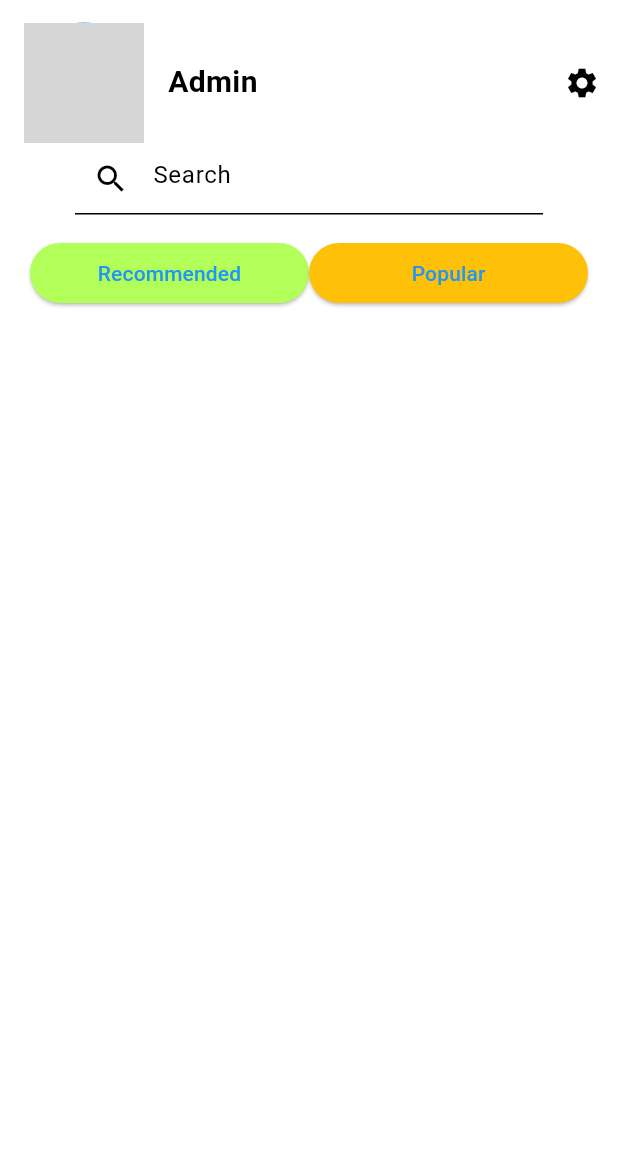
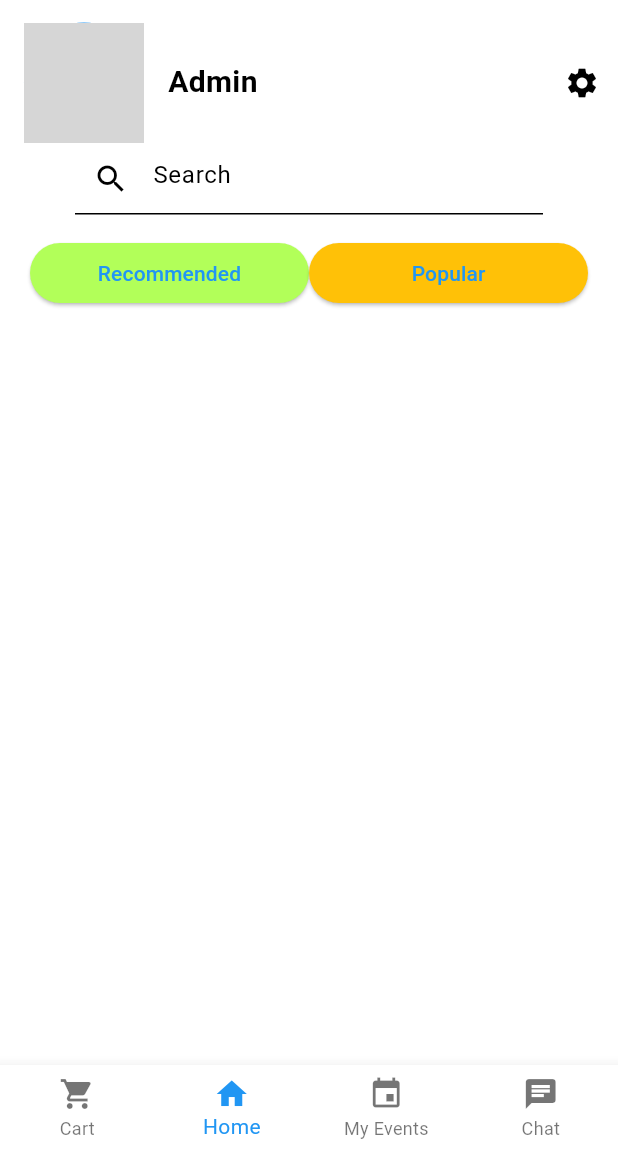
Before and after one commit to mpodmanicky/mtaa-beshket-frontend, a Flutter app: the HomeScreen screen opened directly with empty values, on a phone screen of 412 x 824 dp, the part 84-1236 px from its top. Run offline on Flutter 3.47's test engine with Material 3 defaults, Android fonts, the phone set to English and light mode, and no system bars; our stand-ins replace firebase_auth, firebase_core; accounts and stored records are empty; network calls fail; grey boxes are pictures that could not be loaded.

Commit message:
added-navigation-bar

```diff
--- a/beshket/lib/features/authentication/screens/home_screen.dart
+++ b/beshket/lib/features/authentication/screens/home_screen.dart
@@ -1,6 +1,7 @@
 //Author: <Martin Podmanicky>
 
 import 'package:beshket/features/authentication/widgets/profile_widget.dart';
+import 'package:beshket/features/authentication/widgets/navigation_bar.dart';
 import 'package:flutter/material.dart';
 
 import 'package:beshket/features/authentication/services/auth_firebase.dart';
@@ -104,6 +105,9 @@ class _HomePageState extends State<HomeScreen> {
           ],
         ),
       ),
+      bottomNavigationBar: NavBar(
+        currentIndex: 1,
+      ),
     );
   }
 }
--- a/beshket/lib/features/authentication/widgets/navigation_bar.dart
+++ b/beshket/lib/features/authentication/widgets/navigation_bar.dart
@@ -2,9 +2,38 @@
 
 import 'package:flutter/material.dart';
 
-class NavigationBar extends StatelessWidget {
+class NavBar extends StatelessWidget {
+  final int currentIndex; // Index of the currently selected item
+  //final Function(int) onItemSelected; // Callback to handle item selection
+
+  const NavBar({
+    required this.currentIndex,
+  });
+
   @override
   Widget build(BuildContext context) {
-    return Row();
+    return BottomNavigationBar(
+      type: BottomNavigationBarType.fixed, // Fixed number of icons
+      currentIndex: currentIndex,
+      //onTap: onItemSelected,
+      items: [
+        BottomNavigationBarItem(
+          icon: Icon(Icons.shopping_cart),
+          label: 'Cart',
+        ),
+        BottomNavigationBarItem(
+          icon: Icon(Icons.home),
+          label: 'Home',
+        ),
+        BottomNavigationBarItem(
+          icon: Icon(Icons.event),
+          label: 'My Events',
+        ),
+        BottomNavigationBarItem(
+          icon: Icon(Icons.chat),
+          label: 'Chat',
+        ),
+      ],
+    );
   }
 }
```
